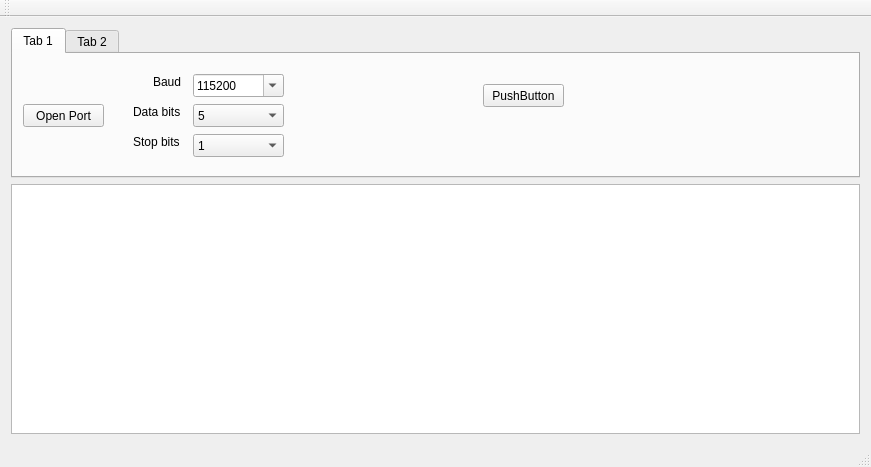
The window that project/src/mainwindow.ui (pioupus/qProtocolAnalyzer) describes before a commit, drawn with Qt 5.
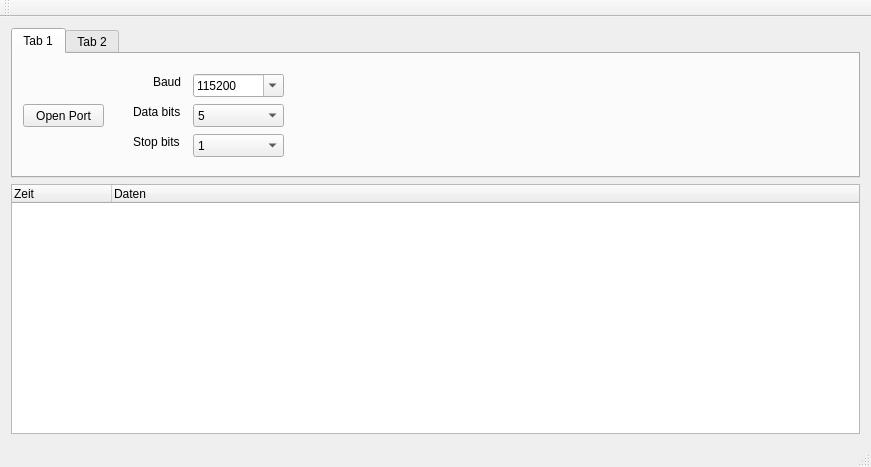
The same window after the commit.

```diff
--- a/project/src/mainwindow.ui
+++ b/project/src/mainwindow.ui
@@ -243,19 +243,6 @@
            </property>
           </item>
          </widget>
-         <widget class="QPushButton" name="pushButton">
-          <property name="geometry">
-           <rect>
-            <x>470</x>
-            <y>30</y>
-            <width>81</width>
-            <height>23</height>
-           </rect>
-          </property>
-          <property name="text">
-           <string>PushButton</string>
-          </property>
-         </widget>
         </widget>
         <widget class="QWidget" name="tab_2">
          <attribute name="title">
@@ -265,7 +252,27 @@
        </widget>
       </item>
       <item>
-       <widget class="QTreeView" name="treeView"/>
+       <widget class="QTreeWidget" name="treeWidget">
+        <property name="uniformRowHeights">
+         <bool>true</bool>
+        </property>
+        <property name="wordWrap">
+         <bool>true</bool>
+        </property>
+        <property name="columnCount">
+         <number>2</number>
+        </property>
+        <column>
+         <property name="text">
+          <string notr="true">Zeit</string>
+         </property>
+        </column>
+        <column>
+         <property name="text">
+          <string>Daten</string>
+         </property>
+        </column>
+       </widget>
       </item>
      </layout>
     </item>
```
